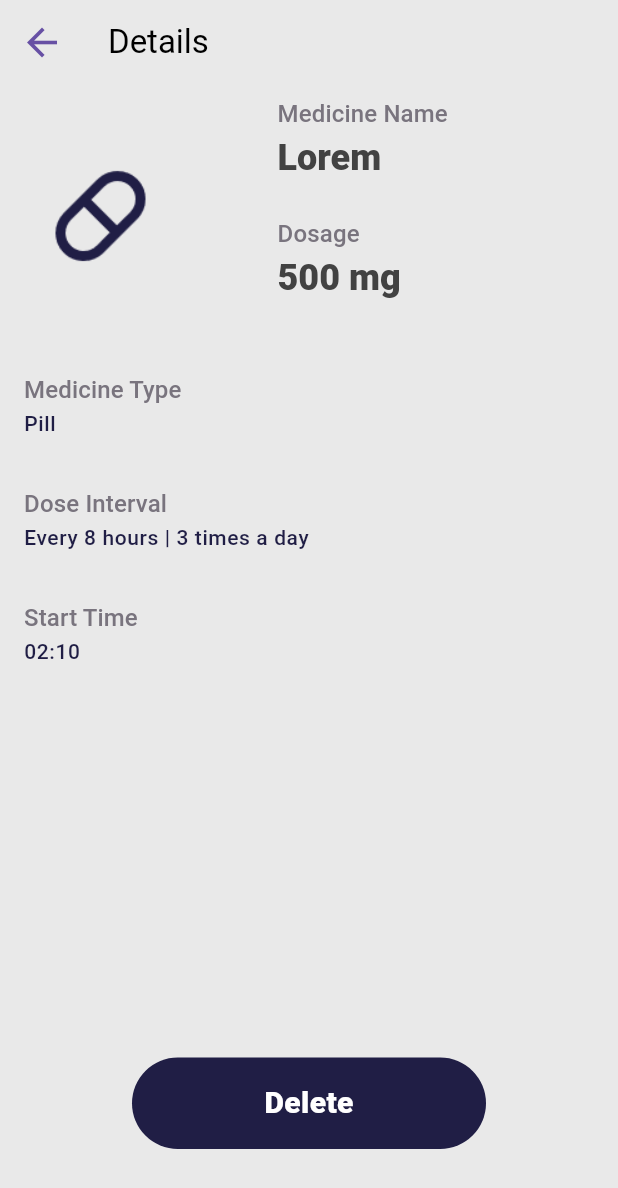
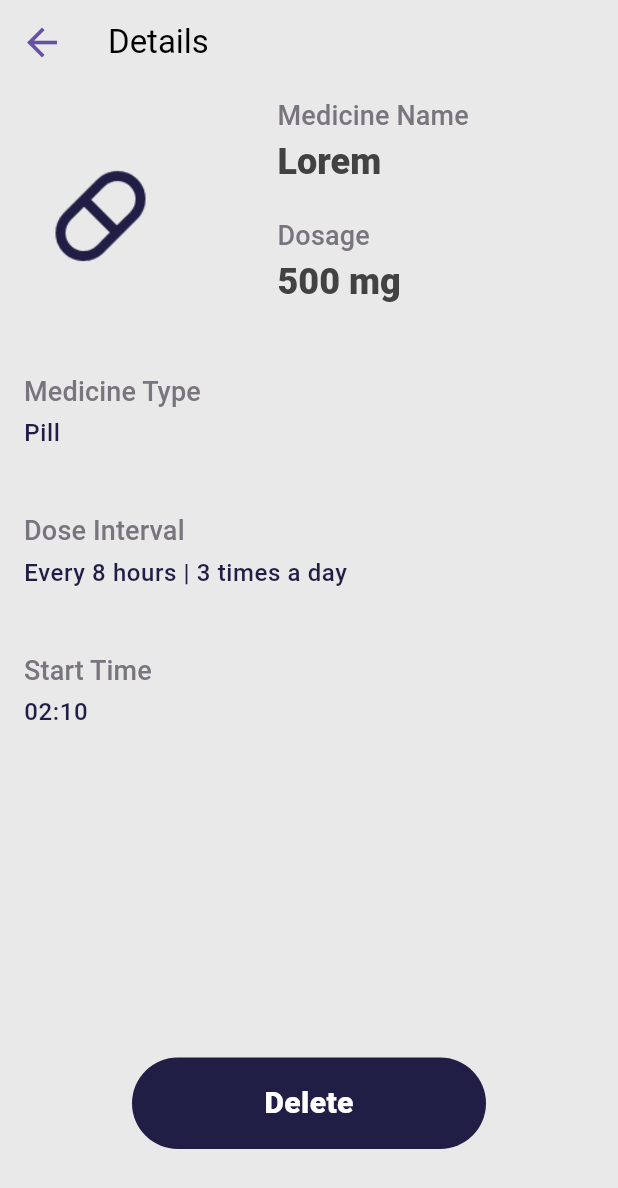
Before and after one commit to DeepaT99/Medicine-Monitoring-App, a Flutter app: the screen it shows once a user with an empty profile is signed in, after a tap on "Lorem", on a phone screen of 412 x 824 dp. Shown: the top 1188 px of the screen. Run offline on Flutter 3.47's test engine with Material 3 defaults, Android fonts, the phone set to English and light mode, and no system bars; our stand-ins replace firebase_auth, firebase_core, google_sign_in, rxdart; missing offline and left inert: linear_calender; accounts and stored records are empty; network calls fail.

Commit message:
add page

```diff
--- a/lib/pages/app_view.dart
+++ b/lib/pages/app_view.dart
@@ -56,12 +56,12 @@ class _MyAppViewState extends State<MyAppView> {
             ),
 
             bodySmall: TextStyle(
-              fontSize: 14,
+              fontSize: 16,
               fontWeight: FontWeight.w500,
               color: Theme.of(context).colorScheme.primary,
             ),
             titleSmall: TextStyle(
-              fontSize: 16,
+              fontSize: 18,
               color: Theme.of(context).colorScheme.outline,
             ),
           ),
--- a/lib/pages/details/medicine_details.dart
+++ b/lib/pages/details/medicine_details.dart
@@ -50,19 +50,23 @@ class ExtendedSection extends StatelessWidget {
       padding: const EdgeInsets.all(8.0),
       child: ListView(
         shrinkWrap: true,
+
         children: const [
           ExtendedInfo(
             fieldTitle: 'Medicine Type',
             fieldInfo: 'Pill',
           ),
+          SizedBox(height: 10),
           ExtendedInfo(
             fieldTitle: 'Dose Interval',
             fieldInfo: 'Every 8 hours | 3 times a day',
           ),
+          SizedBox(height: 10),
           ExtendedInfo(
             fieldTitle: 'Start Time',
             fieldInfo: '02:10',
           ),
+          SizedBox(height: 10),
         ],
       ),
     );
@@ -142,12 +146,12 @@ class ExtendedInfo extends StatelessWidget {
   @override
   Widget build(BuildContext context) {
     return Padding(
-      padding: EdgeInsets.symmetric(vertical: 16.0),
+      padding: const EdgeInsets.symmetric(vertical: 16.0),
       child: Column(
         crossAxisAlignment: CrossAxisAlignment.start,
         children: [
           Padding(
-            padding: EdgeInsets.only(bottom: 2),
+            padding: const EdgeInsets.only(bottom: 4),
             child: Text(
               fieldTitle,
               style: Theme.of(context).textTheme.titleSmall,
```
